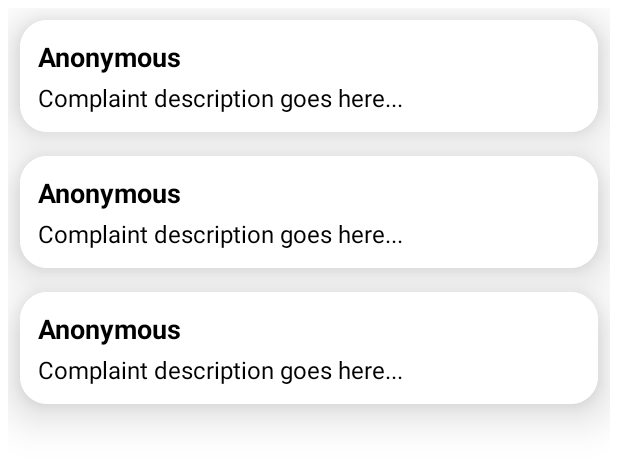
After one commit to mrniteshray/CollegeApp-Fusion2.0, an Android app: the layout fragment_complaint.xml on its own in the app's theme, with its tools: preview values and no code run, on a phone screen of 412 x 824 dp. The commit adds this screen. Shown: the top 464 px of the screen. Run offline under Robolectric (Android 15) with nearby library versions, the phone set to English and light mode, and no system bars.

Commit message:
Implemented Complaint System

```diff
--- a/app/build.gradle.kts
+++ b/app/build.gradle.kts
@@ -54,6 +54,7 @@ dependencies {
     implementation(libs.androidx.navigation.ui.ktx)
     //Glide library
     implementation(libs.github.glide)
+
     implementation(libs.circleimageview)
     implementation(libs.firebase.firestore)
     implementation(libs.androidx.gridlayout)
--- a/app/src/main/java/xcom/niteshray/apps/collegeapp/UiScreens/elections/VotingFragment.kt
+++ b/app/src/main/java/xcom/niteshray/apps/collegeapp/UiScreens/elections/VotingFragment.kt
@@ -46,7 +46,10 @@ class VotingFragment : Fragment() {
     override fun onViewCreated(view: View, savedInstanceState: Bundle?) {
         super.onViewCreated(view, savedInstanceState)
 
-        // Set RecyclerView LayoutManager
+        binding.textView.text = "${args.position} Candidates"
+        if (args.role =="Admin"){
+            binding.floatingActionButton.visibility = View.VISIBLE
+        }
         binding.candidateRecycler.layoutManager = LinearLayoutManager(requireContext())
 
         fetchCandidates()
--- a/app/src/main/res/layout/candidate_itemview.xml
+++ b/app/src/main/res/layout/candidate_itemview.xml
@@ -50,8 +50,7 @@
                     android:layout_height="wrap_content"
                     android:text="a short bio of candidate about him"
                     android:textColor="#000000"
-                    android:textSize="18sp"
-                    android:textStyle="bold" />
+                    android:textSize="18sp" />
 
                 <TextView
                     android:id="@+id/voteCount"
--- /dev/null
+++ b/app/src/main/res/layout/fragment_complaint.xml
@@ -0,0 +1,40 @@
+<?xml version="1.0" encoding="utf-8"?>
+<androidx.constraintlayout.widget.ConstraintLayout xmlns:android="http://schemas.android.com/apk/res/android"
+    xmlns:app="http://schemas.android.com/apk/res-auto"
+    xmlns:tools="http://schemas.android.com/tools"
+    android:layout_width="match_parent"
+    android:layout_height="match_parent"
+    android:padding="5dp"
+    android:background="@color/white"
+    tools:context="UiScreens.complaints.ComplaintFragment">
+
+    <androidx.recyclerview.widget.RecyclerView
+        android:id="@+id/recycler_complaints"
+        android:layout_width="match_parent"
+        android:layout_height="match_parent"
+        android:paddingBottom="80dp"
+        android:scrollbars="vertical"
+        app:layout_constraintBottom_toBottomOf="parent"
+        app:layout_constraintEnd_toEndOf="parent"
+        app:layout_constraintHorizontal_bias="0.5"
+        app:layout_constraintStart_toStartOf="parent"
+        app:layout_constraintTop_toTopOf="parent"
+        tools:listitem="@layout/item_complaint"
+        app:layout_constraintVertical_bias="0.5" />
+
+    <com.google.android.material.floatingactionbutton.FloatingActionButton
+        android:id="@+id/fab_add_complaint"
+        android:layout_width="wrap_content"
+        android:layout_height="wrap_content"
+        android:layout_alignParentEnd="true"
+        android:layout_alignParentBottom="true"
+        android:layout_margin="16dp"
+        android:backgroundTint="@color/colorPrimary"
+        android:contentDescription="Add Complaint"
+        android:src="@drawable/baseline_arrow_forward_24"
+        android:tint="@color/white"
+        android:visibility="gone"
+        app:layout_constraintBottom_toBottomOf="parent"
+        app:layout_constraintEnd_toEndOf="parent" />
+
+</androidx.constraintlayout.widget.ConstraintLayout>
--- /dev/null
+++ b/app/src/main/res/layout/item_complaint.xml
@@ -0,0 +1,48 @@
+<?xml version="1.0" encoding="utf-8"?>
+<androidx.cardview.widget.CardView xmlns:android="http://schemas.android.com/apk/res/android"
+    android:layout_width="match_parent"
+    android:layout_height="wrap_content"
+    xmlns:app="http://schemas.android.com/apk/res-auto"
+    android:orientation="vertical"
+    app:cardCornerRadius="18dp"
+    app:cardElevation="18dp"
+    android:background="@color/white"
+    android:layout_margin="8dp">
+
+    <LinearLayout
+        android:layout_width="match_parent"
+        android:layout_height="match_parent"
+        android:orientation="vertical"
+        android:background="@color/white"
+        android:padding="12dp"
+        >
+    <TextView
+        android:id="@+id/tv_complaint_user"
+        android:layout_width="wrap_content"
+        android:layout_height="wrap_content"
+        android:text="Anonymous"
+        android:textStyle="bold"
+        android:textSize="18sp"
+        android:textColor="@color/black" />
+    <TextView
+        android:id="@+id/tv_complaint_text"
+        android:layout_width="match_parent"
+        android:layout_height="wrap_content"
+        android:text="Complaint description goes here..."
+        android:textSize="16sp"
+        android:textColor="@color/black"
+        android:paddingTop="4dp" />
+
+    <Button
+        android:id="@+id/btn_voteReveal"
+        android:layout_width="wrap_content"
+        android:layout_height="wrap_content"
+        android:text=""
+        android:visibility="gone"
+        android:backgroundTint="@color/colorPrimary"
+        android:layout_gravity="end"
+        android:textColor="@color/white"
+        android:textSize="18sp"/>
+    </LinearLayout>
+
+</androidx.cardview.widget.CardView>
--- a/gradle/libs.versions.toml
+++ b/gradle/libs.versions.toml
@@ -16,6 +16,8 @@ firebaseAuth = "23.2.0"
 navigationFragmentKtx = "2.8.7"
 firebaseFirestore = "25.1.2"
 gridlayout = "1.0.0"
+nlClassification = "16.0.0"
+firebaseMlNaturalLanguageSmartReply = "18.0.8"
 
 [libraries]
 androidx-core-ktx = { group = "androidx.core", name = "core-ktx", version.ref = "coreKtx" }
@@ -33,6 +35,8 @@ androidx-constraintlayout = { group = "androidx.constraintlayout", name = "const
 firebase-auth = { group = "com.google.firebase", name = "firebase-auth", version.ref = "firebaseAuth" }
 firebase-firestore = { group = "com.google.firebase", name = "firebase-firestore", version.ref = "firebaseFirestore" }
 androidx-gridlayout = { group = "androidx.gridlayout", name = "gridlayout", version.ref = "gridlayout" }
+nl-classification = { module = "com.google.mlkit:nl-classification", version.ref = "nlClassification" }
+firebase-ml-natural-language-smart-reply = { group = "com.google.firebase", name = "firebase-ml-natural-language-smart-reply", version.ref = "firebaseMlNaturalLanguageSmartReply" }
 
 [plugins]
 android-application = { id = "com.android.application", version.ref = "agp" }
```
Also changed, not shown: app/src/main/java/xcom/niteshray/apps/collegeapp/UiScreens/HomeFragment.kt (+24 -0 lines), app/src/main/java/xcom/niteshray/apps/collegeapp/UiScreens/complaints/ComplaintAdapter.kt (added, +85 -0 lines), app/src/main/java/xcom/niteshray/apps/collegeapp/UiScreens/complaints/ComplaintFragment.kt (added, +168 -0 lines), app/src/main/java/xcom/niteshray/apps/collegeapp/UiScreens/elections/ElectionFragment.kt (+5 -2 lines), app/src/main/java/xcom/niteshray/apps/collegeapp/model/Complaint.kt (added, +12 -0 lines), app/src/main/res/layout/dialog_add__complaint.xml (added, +68 -0 lines), app/src/main/res/layout/fragment_voting.xml (+5 -2 lines), app/src/main/res/navigation/navgraph.xml (+12 -0 lines).
